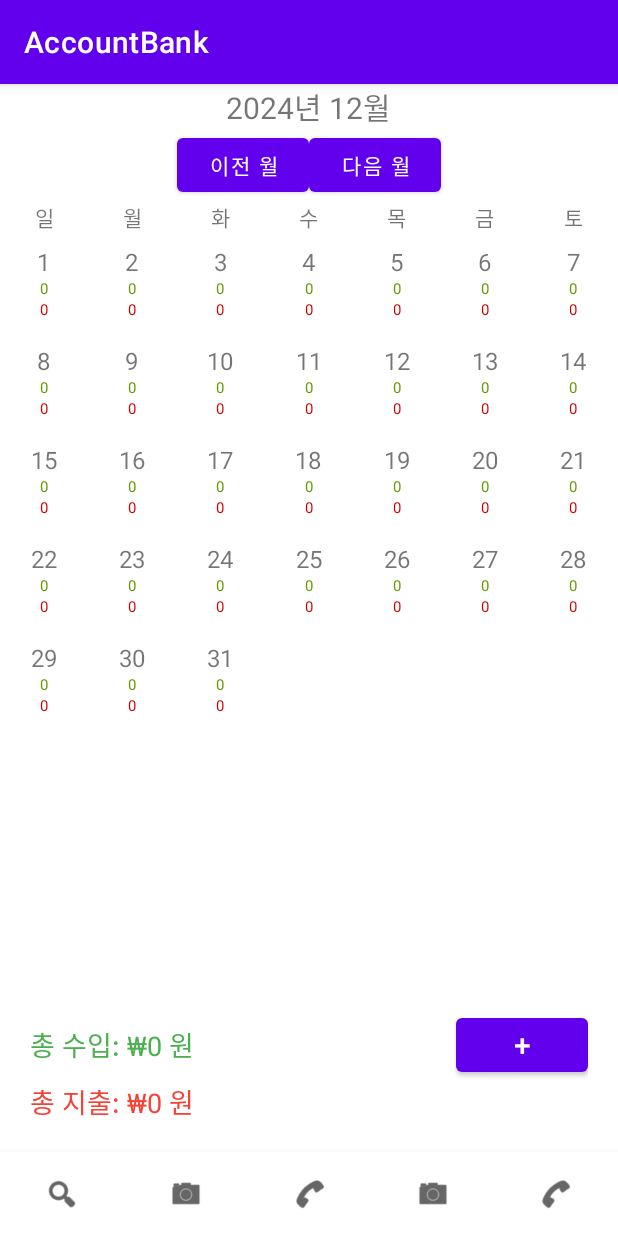
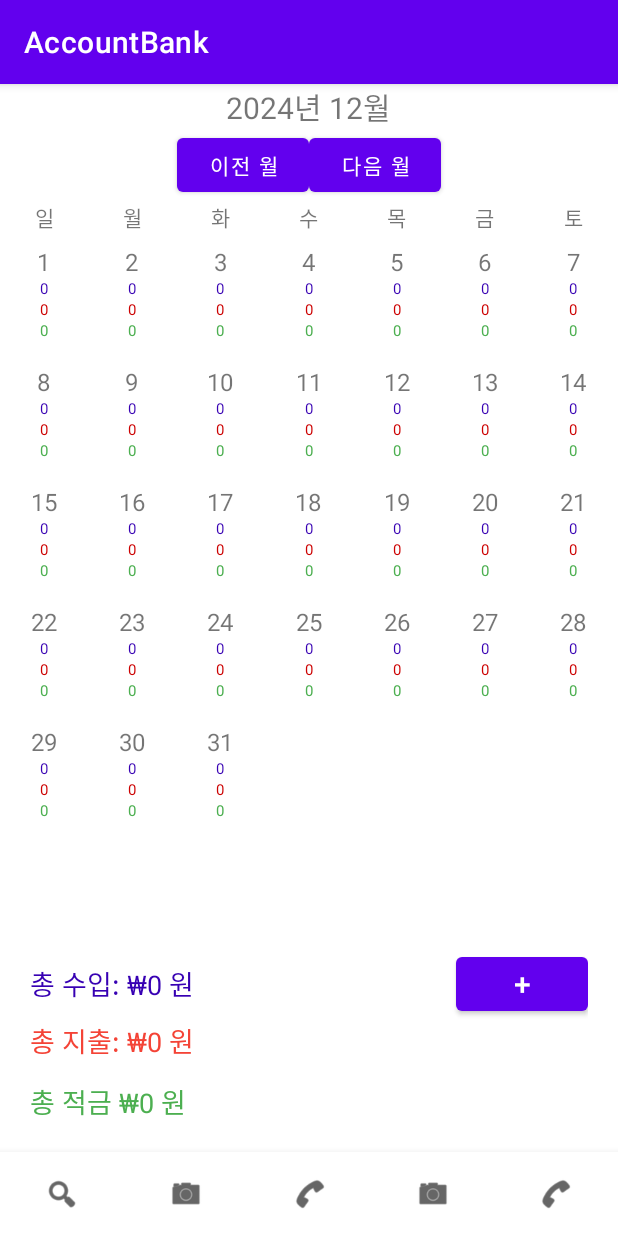
Before and after one commit to gunheehan/AccountBank, an Android app: the screen it shows after launch (MainActivity), item 2 of the bottom bar chosen, on a phone screen of 412 x 824 dp. Run offline under Robolectric (Android 15) with nearby library versions, the phone set to English and light mode, and no system bars.

Commit message:
적금 데이터 표기 및 베이스 추가

```diff
--- a/app/src/main/java/com/redhorse/accountbank/EarningFragment.kt
+++ b/app/src/main/java/com/redhorse/accountbank/EarningFragment.kt
@@ -51,6 +51,7 @@ class EarningFragment : Fragment() {
     private lateinit var nextMonthButton: Button
     private lateinit var calendarTotalEarningText : TextView
     private lateinit var calendarTotalExpenseText : TextView
+    private lateinit var calendarTotalSave : TextView
     private lateinit var payment_insert_Button: Button
 
     private var currentMonth: YearMonth = YearMonth.now()
@@ -102,6 +103,7 @@ class EarningFragment : Fragment() {
         nextMonthButton = view.findViewById(R.id.nextMonthButton)
         calendarTotalEarningText = view.findViewById(R.id.calendarTotalEarning)
         calendarTotalExpenseText = view.findViewById(R.id.calendarTotalExpenses)
+        calendarTotalSave = view.findViewById(R.id.calendarTotalSave)
         payment_insert_Button = view.findViewById(R.id.payment_insert_btn)
     }
 
@@ -124,15 +126,19 @@ class EarningFragment : Fragment() {
                 (calendarRecyclerView.adapter as CalendarAdapter).updateDays(daysInMonth)
                 var totalIncome = 0
                 var totalExpense = 0
+                var totalSave = 0
                 daysInMonth.forEach { dayData ->
                     totalIncome += dayData.getTotalIncome()
                     totalExpense += dayData.getTotalExpense()
+                    totalSave += dayData.getTotalSave()
                 }
 
                 val formattedIncome = formatCurrency(totalIncome) + " 원"
                 val formattedExpense = formatCurrency(totalExpense) + " 원"
+                val formattedSave = formatCurrency(totalSave) + " 원"
                 calendarTotalEarningText.text = "총 수입: ${formattedIncome}"
                 calendarTotalExpenseText.text = "총 지출: ${formattedExpense}"
+                calendarTotalSave.text = "총 적금 ${formattedSave}"
             }
         }
     }
--- a/app/src/main/java/com/redhorse/accountbank/adapter/CalendarAdapter.kt
+++ b/app/src/main/java/com/redhorse/accountbank/adapter/CalendarAdapter.kt
@@ -16,12 +16,14 @@ class CalendarAdapter(private var days: List<DayData>, private val onItemClick:(
         val dayText: TextView = itemView.findViewById(R.id.dayText)
         val incomeText: TextView = itemView.findViewById(R.id.incomeText)
         val expenseText: TextView = itemView.findViewById(R.id.expenseText)
+        val saveText: TextView = itemView.findViewById(R.id.saveText)
 
         fun bind(dayData: DayData) {
             if (dayData.date == LocalDate.MIN) {
                 dayText.text = ""
                 incomeText.visibility = View.GONE
                 expenseText.visibility = View.GONE
+                saveText.visibility = View.GONE
             } else {
                 // 날짜와 수입, 지출 표시
                 dayText.text = dayData.date.dayOfMonth.toString()
@@ -37,13 +39,20 @@ class CalendarAdapter(private var days: List<DayData>, private val onItemClick:(
                 } else {
                     "0"
                 }
+                saveText.text = if (dayData.getTotalSave() > 0) {
+                    "${formatCurrency(dayData.getTotalSave())}" // 포맷팅된 지출 표시
+                } else {
+                    "0"
+                }
 
                 incomeText.visibility = View.VISIBLE
                 expenseText.visibility = View.VISIBLE
+                saveText.visibility = View.VISIBLE
 
                 // 글자 크기 조정
                 adjustTextSize(incomeText)
                 adjustTextSize(expenseText)
+                adjustTextSize(saveText)
 
                 // 클릭 리스너 설정
                 itemView.setOnClickListener{
@@ -55,7 +64,7 @@ class CalendarAdapter(private var days: List<DayData>, private val onItemClick:(
         private fun adjustTextSize(textView: TextView) {
             // 글자 크기를 줄여야 할 경우
             if (textView.visibility == View.VISIBLE && textView.text.length > 6) { // 예시: 6자 이상일 경우
-                textView.textSize = 10f // 글자 크기 조정
+                textView.textSize = 8f // 글자 크기 조정
             }
         }
     }
--- a/app/src/main/java/com/redhorse/accountbank/data/DayData.kt
+++ b/app/src/main/java/com/redhorse/accountbank/data/DayData.kt
@@ -15,4 +15,8 @@ data class DayData(
     fun getTotalExpense(): Int {
         return payments.filter { it.type == "expense" }.sumOf { it.amount }
     }
+
+    fun getTotalSave(): Int{
+        return payments.filter { it.type == "save" }.sumOf { it.amount }
+    }
 }
--- a/app/src/main/java/com/redhorse/accountbank/utils/PaymentProcessor.kt
+++ b/app/src/main/java/com/redhorse/accountbank/utils/PaymentProcessor.kt
@@ -37,7 +37,7 @@ object PaymentProcessor {
 
     private fun sendNotification(context: Context, payment: Payment) {
         val title = payment.title
-        val detail = if (payment.type == "expense") "지출" else "수입"
+        val detail = if (payment.type == "expense") "지출" else if(payment.type == "income") "수입" else "적금"
         val message = "${detail}: ${formatCurrency(payment.amount)}원"
 
         NotificationUtils.showNotification(context, title, message)
--- a/app/src/main/res/layout/day_item.xml
+++ b/app/src/main/res/layout/day_item.xml
@@ -19,7 +19,7 @@
         android:layout_width="wrap_content"
         android:layout_height="wrap_content"
         android:textSize="10sp"
-        android:textColor="@android:color/holo_green_dark"
+        android:textColor="@color/purple_700"
         android:visibility="gone" /> <!-- 기본적으로 숨김 -->
 
     <TextView
@@ -29,4 +29,12 @@
         android:textSize="10sp"
         android:textColor="@android:color/holo_red_dark"
         android:visibility="gone" /> <!-- 기본적으로 숨김 -->
+
+    <TextView
+        android:id="@+id/saveText"
+        android:layout_width="wrap_content"
+        android:layout_height="wrap_content"
+        android:textSize="10sp"
+        android:textColor="#4CAF50"
+        android:visibility="gone" /> <!-- 기본적으로 숨김 -->
 </LinearLayout>
--- a/app/src/main/res/layout/fragment_earning.xml
+++ b/app/src/main/res/layout/fragment_earning.xml
@@ -108,7 +108,7 @@
                 android:id="@+id/calendarTotalEarning"
                 android:layout_width="wrap_content"
                 android:layout_height="wrap_content"
-                android:textColor="#4CAF50"
+                android:textColor="@color/purple_700"
                 android:text="총 수입: "
                 android:textSize="18sp"
                 android:layout_weight="1"/>
@@ -128,7 +128,8 @@
             android:layout_width="match_parent"
             android:layout_height="wrap_content"
             android:orientation="horizontal"
-            android:gravity="center_vertical">
+            android:gravity="center_vertical"
+            android:paddingBottom="20px">
 
             <TextView
                 android:id="@+id/calendarTotalExpenses"
@@ -138,7 +139,21 @@
                 android:text="총 지출:"
                 android:textSize="18sp"
                 android:layout_weight="1"/>
+        </LinearLayout>
+        <LinearLayout
+            android:layout_width="match_parent"
+            android:layout_height="wrap_content"
+            android:orientation="horizontal"
+            android:gravity="center_vertical">
 
+            <TextView
+                android:id="@+id/calendarTotalSave"
+                android:layout_width="wrap_content"
+                android:layout_height="wrap_content"
+                android:textColor="#4CAF50"
+                android:text="총 적금:"
+                android:textSize="18sp"
+                android:layout_weight="1"/>
         </LinearLayout>
     </LinearLayout>
 
--- a/app/src/main/res/values/ids.xml
+++ b/app/src/main/res/values/ids.xml
@@ -5,6 +5,7 @@
     <item name="incomeText" type="id" />
     <item name="expenseText" type="id" />
     <item name="payment_Input_btn" type="id" />
+    <item name="saveText" type="id" />
 
     <style name="DayOfWeekStyle">
             <item name="android:layout_width">0dp</item>
--- a/app/src/main/res/values/strings.xml
+++ b/app/src/main/res/values/strings.xml
@@ -5,5 +5,6 @@
     <string-array name="payment_types">
         <item>수입</item>
         <item>지출</item>
+        <item>적금</item>
     </string-array>
 </resources>
```
Also changed, not shown: app/src/main/java/com/redhorse/accountbank/PaymentEditFragment.kt (+3 -5 lines), app/src/main/res/layout/modal_regularly_item.xml (added, +179 -0 lines).
